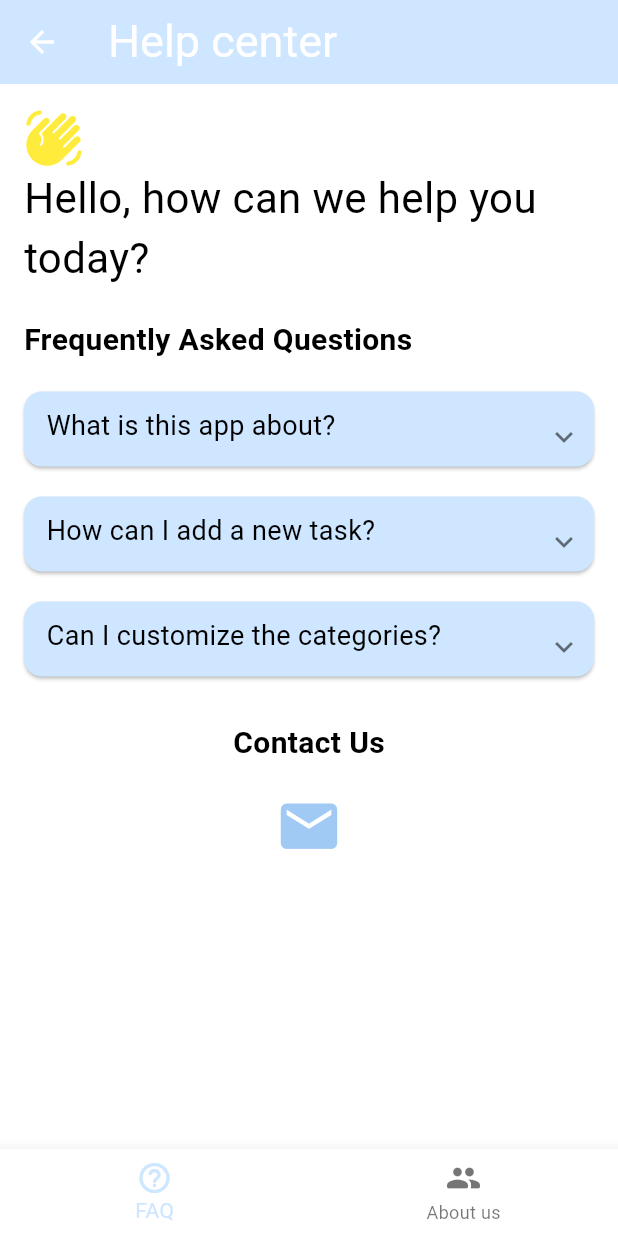
After one commit to sebaszap123-dev/sweet_chores, a Flutter app: the HelpLayout screen opened by its route, after a tap on the "email" icon, on a phone screen of 412 x 824 dp. The commit adds this screen. Run offline on Flutter 3.47's test engine with Material 3 defaults, Android fonts, the phone set to English and light mode, and no system bars; drawn by our look-alikes of expandable; our stand-ins replace auto_route, bloc, cached_network_image, connectivity_plus, email_validator, equatable and 13 more; missing offline and left inert: art_sweetalert, flutter_email_sender, googleapis; accounts and stored records are empty.

Commit message:
mail, help center

```diff
--- a/lib/src/config/router/sweet_router.dart
+++ b/lib/src/config/router/sweet_router.dart
@@ -18,6 +18,10 @@ class SweetChoresRouter extends $SweetChoresRouter {
         AutoRoute(page: SplashLayout.page, initial: true),
         AutoRoute(page: LoadingRoute.page),
         AutoRoute(page: StartedRoute.page),
+        AutoRoute(page: HelpLayout.page, children: [
+          AutoRoute(page: FAQRoute.page),
+          AutoRoute(page: AboutUsRoute.page),
+        ]),
         AutoRoute(page: HomeRoute.page, guards: [AuthGuard()]),
         AutoRoute(page: AuthLayout.page, children: [
           AutoRoute(page: LoginRoute.page),
@@ -79,6 +83,7 @@ class SweetRouterCubit extends Cubit<SweetChoresRouter> {
 
   void backPage() => state.pop();
 
-  void popDialogs({bool? value}) =>
-      Navigator.of(state.navigatorKey.currentContext!).pop(value);
+  void popDialogs({bool? value}) => state.navigatorKey.currentContext != null
+      ? Navigator.of(state.navigatorKey.currentContext!).pop(value)
+      : state.pop();
 }
--- a/lib/src/config/themes/sweet_themes.dart
+++ b/lib/src/config/themes/sweet_themes.dart
@@ -25,6 +25,7 @@ ColorScheme colorSchemeFromThemeColors(SweetThemeColors themeColors) {
       primary: themeColors.primary,
       secondary: themeColors.secondary,
       tertiary: themeColors.tertiary,
+      background: Colors.white,
     );
   }
 }
@@ -68,13 +69,13 @@ mixin SweetThemes implements ThemeData {
         }),
       ),
       iconTheme: IconThemeData(
-        color: themeColors.primary,
+        color: themeColors.secondary,
       ),
       iconButtonTheme: IconButtonThemeData(style: ButtonStyle(
         iconColor: MaterialStateProperty.resolveWith<Color>(
             (Set<MaterialState> states) {
           if (states.contains(MaterialState.selected)) {
-            return themeColors.primary;
+            return themeColors.secondary;
           }
           return Colors.white;
         }),
--- a/lib/src/core/utils/sweet_chores_dialogs.dart
+++ b/lib/src/core/utils/sweet_chores_dialogs.dart
@@ -1,5 +1,6 @@
 import 'package:art_sweetalert/art_sweetalert.dart';
 import 'package:flutter/material.dart';
+import 'package:flutter_email_sender/flutter_email_sender.dart';
 import 'package:sweet_chores/src/config/local/sweet_secure_preferences.dart';
 import 'package:sweet_chores/src/config/router/sweet_router.dart';
 import 'package:sweet_chores/src/config/router/sweet_router.gr.dart';
@@ -37,6 +38,59 @@ abstract class SweetDialogs {
           getIt<SweetRouterCubit>().goHome();
         },
       ),
+    );
+  }
+
+  static void sendSupportEmail() async {
+    final TextEditingController messageSupport = TextEditingController();
+    final TextEditingController emailComunication = TextEditingController();
+    await ArtSweetAlert.show(
+      context: context!,
+      artDialogArgs: ArtDialogArgs(
+          type: ArtSweetAlertType.info,
+          title: 'Support center',
+          customColumns: [
+            const Text(
+                'Please provide more information about yourself and an email address for communication.'),
+            TextField(
+              controller: emailComunication,
+              keyboardType: TextInputType.emailAddress,
+              decoration: const InputDecoration(
+                labelText: 'Email for communication.',
+                enabledBorder: OutlineInputBorder(
+                    borderRadius: BorderRadius.all(Radius.circular(12))),
+                focusedBorder: OutlineInputBorder(
+                    borderRadius: BorderRadius.all(Radius.circular(12))),
+              ),
+              maxLines: 1,
+            ),
+            const SizedBox(height: 20),
+            TextField(
+              keyboardType: TextInputType.multiline,
+              controller: messageSupport,
+              decoration: const InputDecoration(
+                labelText: 'Describe your situation',
+                enabledBorder: OutlineInputBorder(
+                    borderRadius: BorderRadius.all(Radius.circular(12))),
+                focusedBorder: OutlineInputBorder(
+                    borderRadius: BorderRadius.all(Radius.circular(12))),
+              ),
+            ),
+          ],
+          onConfirm: () async {
+            if (messageSupport.text.isNotEmpty &&
+                emailComunication.text.isNotEmpty) {
+              final Email email = Email(
+                body: messageSupport.text,
+                subject: 'EMAIL FORGOTTEN',
+                recipients: ['sebaszap123@gmail.com'],
+                cc: [emailComunication.text],
+              );
+
+              await FlutterEmailSender.send(email);
+              getIt<SweetRouterCubit>().popDialogs();
+            }
+          }),
     );
   }
 
--- /dev/null
+++ b/lib/src/interface/help_center/layout/help_layout.dart
@@ -0,0 +1,70 @@
+import 'package:auto_route/auto_route.dart';
+import 'package:flutter/material.dart';
+import 'package:google_fonts/google_fonts.dart';
+import 'package:googleapis/drive/v2.dart';
+import 'package:sweet_chores/src/config/router/sweet_router.gr.dart';
+
+@RoutePage()
+class HelpLayout extends StatelessWidget {
+  const HelpLayout({super.key});
+
+  @override
+  Widget build(BuildContext context) {
+    return AutoTabsRouter(
+      routes: const [
+        FAQRoute(),
+        AboutUsRoute(),
+      ],
+      lazyLoad: false,
+      duration: const Duration(milliseconds: 200),
+      transitionBuilder: (context, child, animation) {
+        final tabsRouter = AutoTabsRouter.of(context);
+        final start = tabsRouter.activeIndex == 0;
+        final screenWidth = MediaQuery.of(context).size.width;
+        final begin =
+            start ? Offset(screenWidth, 0.0) : Offset(-screenWidth, 0.0);
+        const end = Offset.zero;
+
+        final curvedAnimation = CurvedAnimation(
+          parent: animation,
+          curve: Curves.easeInOut,
+        );
+
+        final tween = Tween(begin: begin, end: end);
+        final offsetAnimation = tween.animate(curvedAnimation);
+
+        return SlideTransition(
+          position: offsetAnimation,
+          child: child,
+        );
+      },
+      builder: (context, child) {
+        final tabsRouter = AutoTabsRouter.of(context);
+        return Scaffold(
+          appBar: AppBar(
+              title: Text(
+            'Help center',
+            style: GoogleFonts.spicyRice(color: Colors.white, fontSize: 30),
+          )),
+          body: child,
+          bottomNavigationBar: BottomNavigationBar(
+            currentIndex: tabsRouter.activeIndex,
+            onTap: (index) {
+              tabsRouter.setActiveIndex(index);
+            },
+            items: const <BottomNavigationBarItem>[
+              BottomNavigationBarItem(
+                icon: Icon(Icons.help_outline_rounded),
+                label: 'FAQ',
+              ),
+              BottomNavigationBarItem(
+                icon: Icon(Icons.people_rounded),
+                label: 'About us',
+              ),
+            ],
+          ),
+        );
+      },
+    );
+  }
+}
--- /dev/null
+++ b/lib/src/interface/help_center/views/faq_screen.dart
@@ -0,0 +1,167 @@
+import 'package:auto_route/annotations.dart';
+import 'package:expandable/expandable.dart';
+import 'package:flutter/material.dart';
+import 'package:font_awesome_flutter/font_awesome_flutter.dart';
+import 'package:sweet_chores/src/core/utils/sweet_chores_dialogs.dart';
+
+class FAQItem {
+  final String question;
+  final String answer;
+
+  FAQItem({required this.question, required this.answer});
+}
+
+final List<FAQItem> faqs = [
+  FAQItem(
+    question: 'What is this app about?',
+    answer: 'This app helps users manage their tasks efficiently.',
+  ),
+  FAQItem(
+    question: 'How can I add a new task?',
+    answer: 'You can add a new task by tapping on the "+" button.',
+  ),
+  FAQItem(
+    question: 'Can I customize the categories?',
+    answer: 'Yes, you can manage your categories in the settings.',
+  ),
+];
+
+@RoutePage()
+class FAQScreen extends StatelessWidget {
+  const FAQScreen({super.key});
+
+  @override
+  Widget build(BuildContext context) {
+    return SafeArea(
+      child: SingleChildScrollView(
+        padding: const EdgeInsets.all(16.0),
+        child: Column(
+          crossAxisAlignment: CrossAxisAlignment.stretch,
+          children: [
+            const SalutationWidget(),
+            const SizedBox(height: 20),
+            const Text(
+              'Frequently Asked Questions',
+              style: TextStyle(fontSize: 20, fontWeight: FontWeight.bold),
+            ),
+            const SizedBox(height: 10),
+            ListView.builder(
+              shrinkWrap: true,
+              itemCount: faqs.length,
+              itemBuilder: (context, index) {
+                return Padding(
+                  padding: const EdgeInsets.symmetric(vertical: 10.0),
+                  child: FAQWidget(faq: faqs[index]),
+                );
+              },
+            ),
+            const SizedBox(height: 20),
+            const ContactUsWidget(),
+          ],
+        ),
+      ),
+    );
+  }
+}
+
+class SalutationWidget extends StatelessWidget {
+  const SalutationWidget({super.key});
+
+  @override
+  Widget build(BuildContext context) {
+    return const Column(
+      crossAxisAlignment: CrossAxisAlignment.start,
+      children: [
+        Icon(Icons.waving_hand_rounded, color: Colors.yellow, size: 40),
+        Row(
+          crossAxisAlignment: CrossAxisAlignment.start,
+          children: [
+            Expanded(
+              child: Text(
+                'Hello, how can we help you today?',
+                style: TextStyle(fontSize: 28),
+              ),
+            ),
+          ],
+        ),
+      ],
+    );
+  }
+}
+
+class FAQWidget extends StatelessWidget {
+  final FAQItem faq;
+
+  const FAQWidget({super.key, required this.faq});
+
+  @override
+  Widget build(BuildContext context) {
+    return Card(
+      margin: EdgeInsets.zero,
+      child: Padding(
+        padding: const EdgeInsets.only(left: 15, top: 10),
+        child: ExpandablePanel(
+          header: Text(
+            faq.question,
+            style: const TextStyle(fontSize: 18),
+          ),
+          collapsed: Container(),
+          expanded: Text(
+            faq.answer,
+            softWrap: true,
+          ),
+        ),
+      ),
+    );
+  }
+}
+
+class ContactUsWidget extends StatelessWidget {
+  const ContactUsWidget({super.key});
+
+  @override
+  Widget build(BuildContext context) {
+    return Column(
+      children: [
+        const Text(
+          'Contact Us',
+          style: TextStyle(fontSize: 20, fontWeight: FontWeight.bold),
+        ),
+        const SizedBox(height: 10),
+        Row(
+          mainAxisAlignment: MainAxisAlignment.center,
+          children: [
+            // IconButton(
+            //   icon: const Icon(
+            //     FontAwesomeIcons.whatsapp,
+            //     color: Colors.green,
+            //     size: 45,
+            //   ),
+            //   onPressed: () {
+            //     // TODO: Handle WhatsApp contact
+            //   },
+            // ),
+            // IconButton(
+            //   icon: const Icon(
+            //     FontAwesomeIcons.telegram,
+            //     color: Colors.blue,
+            //     size: 45,
+            //   ),
+            //   onPressed: () {
+            //     // TODO: Handle Telegram contact
+            //   },
+            // ),
+            IconButton(
+              icon: Icon(
+                Icons.email,
+                color: Theme.of(context).colorScheme.secondary,
+                size: 45,
+              ),
+              onPressed: SweetDialogs.sendSupportEmail,
+            ),
+          ],
+        ),
+      ],
+    );
+  }
+}
--- a/pubspec.yaml
+++ b/pubspec.yaml
@@ -43,11 +43,13 @@ dependencies:
   flutter:
     sdk: flutter
   flutter_bloc: ^8.1.3
+  flutter_email_sender: ^6.0.2
   flutter_localizations:
     sdk: flutter
   flutter_secure_storage: ^9.0.0
   flutter_slidable: ^3.0.1
   flutter_svg: ^2.0.9
+  font_awesome_flutter: ^10.7.0
   form_field_validator: ^1.1.0
   get_it: ^7.6.7
   google_fonts: ^6.1.0
```
Also changed, not shown: lib/src/interface/auth/forgot_password_screen/forgot_password_screen.dart (+11 -7 lines), lib/src/interface/help_center/views/about_us_screen.dart (added, +68 -0 lines), lib/src/interface/home/widgets/main_status_slidebar.dart (+3 -4 lines), lib/src/config/router/sweet_router.gr.dart, pubspec.lock, 1 other file.
